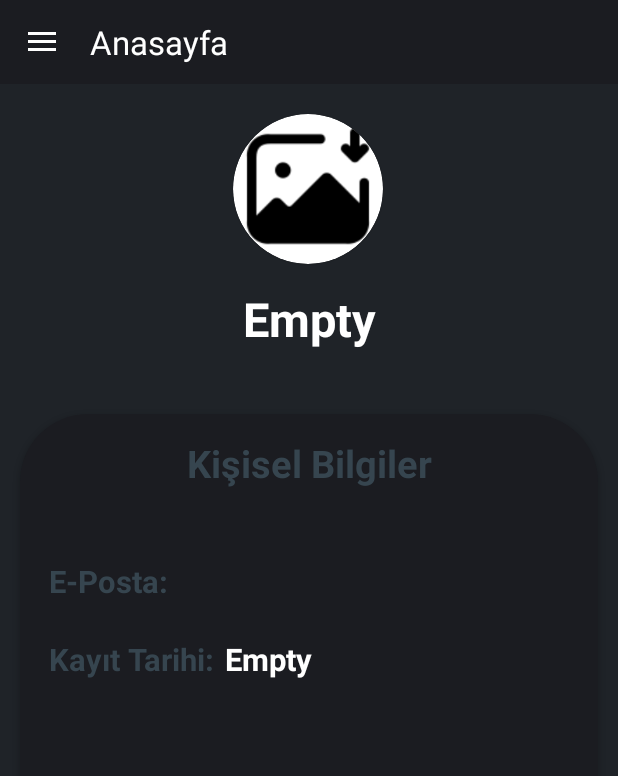
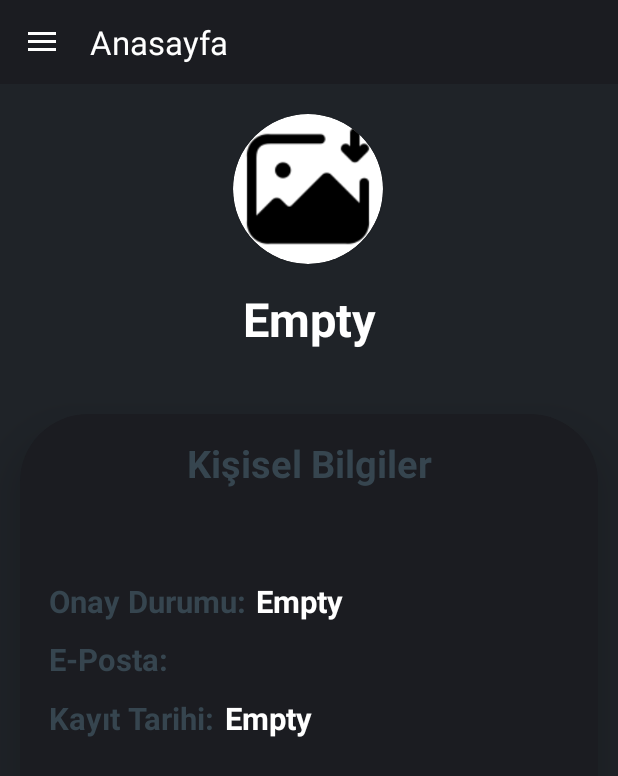
Before and after one commit to NecroEye/TRComics, an Android app: the ProfileFragment screen opened through its navigation route, on a phone screen of 412 x 824 dp. Shown: the top 776 px of the screen. Run offline under Robolectric (Android 15) with nearby library versions, the phone set to English and light mode, and no system bars; our stand-ins replace Firebase (no records; nobody signed in at launch, a user with empty details on screens opened directly), Shimmer, navigation-ui, sdp/ssp sizes; libraries missing offline, so code that uses them is left out: com.denzcoskun.imageslider; pictures from the network do not load; 3 statements that could not run were skipped.

Commit message:
adjust some ui component

```diff
--- a/app/src/main/java/com/muratcangzm/trcomics/fragments/MainFragment.java
+++ b/app/src/main/java/com/muratcangzm/trcomics/fragments/MainFragment.java
@@ -161,6 +161,8 @@ public class MainFragment extends Fragment {
                 "Nsfw",
         };
 
+
+
         cardViewAdapter = new CardViewAdapter(requireContext(), realModel, requireActivity());
 
         binding.recyclerView.setAdapter(cardViewAdapter);
--- a/app/src/main/java/com/muratcangzm/trcomics/fragments/ProfileFragment.java
+++ b/app/src/main/java/com/muratcangzm/trcomics/fragments/ProfileFragment.java
@@ -1,6 +1,7 @@
 package com.muratcangzm.trcomics.fragments;
 
 import android.Manifest;
+import android.annotation.SuppressLint;
 import android.app.Activity;
 import android.content.Intent;
 import android.content.pm.PackageManager;
@@ -20,6 +21,7 @@ import androidx.activity.result.ActivityResultLauncher;
 import androidx.activity.result.contract.ActivityResultContracts;
 import androidx.annotation.NonNull;
 import androidx.annotation.Nullable;
+import androidx.core.content.ContextCompat;
 import androidx.fragment.app.Fragment;
 
 import com.bumptech.glide.Glide;
@@ -82,17 +84,28 @@ public class ProfileFragment extends Fragment {
                 .document(currentUser.getEmail());
 
         docRef.get().addOnCompleteListener(new OnCompleteListener<DocumentSnapshot>() {
+            @SuppressLint("ResourceAsColor")
             @Override
             public void onComplete(@NonNull Task<DocumentSnapshot> task) {
 
-                 if(task.isSuccessful()){
+                if (task.isSuccessful()) {
 
                     String imageUrl = null;
 
-                      for(UserModel user : FetchingWorker.userModel){
+                    for (UserModel user : FetchingWorker.userModel) {
 
-                          if(auth.getCurrentUser().getEmail().matches(user.getEmail())){
+                        if (auth.getCurrentUser().getEmail().matches(user.getEmail())) {
+
                             binding.userName.setText(user.getUsername());
+
+                            binding.verifyHolder.setText(
+                                    auth.getCurrentUser().isEmailVerified() == true ? "Doğrulandı" : "Doğrulanmadı"
+                            );
+
+                            if (auth.getCurrentUser().isEmailVerified())
+                                binding.verifyHolder.setTextColor(ContextCompat.getColor(requireContext(), R.color.green));
+                            else
+                                binding.verifyHolder.setTextColor(ContextCompat.getColor(requireContext(), R.color.rose));
 
                             SimpleDateFormat sdf = new SimpleDateFormat("dd/MM/yyyy", Locale.getDefault());
                             String formattedDate = sdf.format(user.getRegisterDate());
@@ -102,7 +115,7 @@ public class ProfileFragment extends Fragment {
                         }
                     }
 
-                     if(!imageUrl.matches("boş")){
+                    if (!imageUrl.matches("boş")) {
                         try {
 
                             Glide.with(binding.getRoot())
@@ -111,8 +124,7 @@ public class ProfileFragment extends Fragment {
                                     .centerCrop()
                                     .into(binding.profilePic);
 
-                         }
-                         catch (Exception e){
+                        } catch (Exception e) {
                             Log.d("Hata", "onComplete: " + e.getMessage());
                         }
                     }
@@ -162,7 +174,7 @@ public class ProfileFragment extends Fragment {
         super.onViewCreated(view, savedInstanceState);
     }
 
-    private void registrationActivityLaunchers(){
+    private void registrationActivityLaunchers() {
 
         //UUID uuid = UUID.randomUUID();
 
@@ -170,10 +182,10 @@ public class ProfileFragment extends Fragment {
             @Override
             public void onActivityResult(ActivityResult o) {
 
-                if (o.getResultCode() == Activity.RESULT_OK){
+                if (o.getResultCode() == Activity.RESULT_OK) {
 
                     Intent intentFromResult = o.getData();
-                  if(intentFromResult != null){
+                    if (intentFromResult != null) {
 
                         ImageData = intentFromResult.getData();
 
@@ -197,7 +209,6 @@ public class ProfileFragment extends Fragment {
                                         public void onSuccess(Uri uri) {
 
                                             String downloadUrl = uri.toString();
-
 
 
                                             HashMap<String, Object> updateProfilePic = new HashMap<>();
@@ -240,13 +251,12 @@ public class ProfileFragment extends Fragment {
             @Override
             public void onActivityResult(Boolean o) {
 
-                if(o){
+                if (o) {
 
                     Intent intentToGallery = new Intent(Intent.ACTION_PICK, MediaStore.Images.Media.EXTERNAL_CONTENT_URI);
                     activityResultLauncher.launch(intentToGallery);
 
-                }
-                else{
+                } else {
 
                 }
 
--- a/app/src/main/java/com/muratcangzm/trcomics/views/MainActivity.java
+++ b/app/src/main/java/com/muratcangzm/trcomics/views/MainActivity.java
@@ -15,6 +15,7 @@ import androidx.annotation.NonNull;
 import androidx.annotation.Nullable;
 import androidx.appcompat.app.ActionBarDrawerToggle;
 import androidx.appcompat.app.AppCompatActivity;
+import androidx.core.content.ContextCompat;
 import androidx.core.view.GravityCompat;
 import androidx.navigation.NavController;
 import androidx.navigation.NavDestination;
@@ -214,6 +215,15 @@ public class MainActivity extends AppCompatActivity {
             bannerStatusText.setVisibility(View.VISIBLE);
             bannerVerification.setVisibility(View.VISIBLE);
             fetchUserDataFromFirestore();
+
+            if (mAuth.getCurrentUser().isEmailVerified()) {
+                MainActivity.bannerVerification.setText("Onaylı");
+                MainActivity.bannerVerification.setTextColor(ContextCompat.getColor(this, R.color.green));
+            } else {
+                MainActivity.bannerVerification.setText("Onaylanmadı");
+                MainActivity.bannerVerification.setTextColor(ContextCompat.getColor(this, R.color.rose));
+            }
+
         } else {
             updateUIForLoggedOutState();
         }
--- a/app/src/main/res/layout/episode_fragment_layout.xml
+++ b/app/src/main/res/layout/episode_fragment_layout.xml
@@ -16,7 +16,7 @@
         android:layout_marginStart="15dp"
         android:text="@string/episodes"
         android:textColor="@color/white"
-        android:textSize="23sp"
+        android:textSize="24sp"
         android:textStyle="bold"
         tools:ignore="RtlSymmetry" />
 
@@ -25,7 +25,7 @@
         android:id="@+id/episode_recycler"
         android:layout_width="match_parent"
         android:layout_height="500dp"
-        android:layout_marginTop="20dp"
+        android:layout_marginTop="25dp"
         android:padding="1dp"
         app:layoutManager="androidx.recyclerview.widget.LinearLayoutManager" />
 
--- a/app/src/main/res/layout/profile_fragment_layout.xml
+++ b/app/src/main/res/layout/profile_fragment_layout.xml
@@ -1,5 +1,6 @@
 <?xml version="1.0" encoding="utf-8"?>
-<RelativeLayout xmlns:android="http://schemas.android.com/apk/res/android"
+<RelativeLayout
+    xmlns:android="http://schemas.android.com/apk/res/android"
     xmlns:app="http://schemas.android.com/apk/res-auto"
     android:layout_width="match_parent"
     android:layout_height="match_parent"
@@ -14,8 +15,8 @@
         android:layout_marginStart="155dp"
         android:layout_marginTop="20dp"
         android:elevation="9dp"
-        app:rippleColor="@color/aqua"
-        app:cardCornerRadius="50dp">
+        app:cardCornerRadius="50dp"
+        app:rippleColor="@color/aqua">
 
         <ImageView
             android:id="@+id/profilePic"
@@ -49,28 +50,62 @@
         android:layout_marginEnd="@dimen/_10sdp"
         android:layout_marginBottom="@dimen/_20sdp"
         android:backgroundTint="@color/darken"
-        app:cardCornerRadius="45dp">
+        app:cardCornerRadius="45dp"
+        app:cardElevation="20dp">
 
 
         <TextView
             android:layout_width="match_parent"
             android:layout_height="wrap_content"
+            android:layout_margin="15dp"
+            android:ellipsize="end"
+            android:gravity="center"
+            android:maxLines="1"
+            android:padding="0dp"
             android:text="@string/personal_information"
-           android:textColor="@color/charcoal"
+            android:textColor="@color/charcoal"
             android:textSize="25sp"
-            android:gravity="center"
-            android:padding="0dp"
-            android:maxLines="1"
-            android:ellipsize="end"
-            android:layout_margin="15dp"
-            android:textStyle="bold"/>
+            android:textStyle="bold" />
 
 
         <LinearLayout
-            android:layout_width="wrap_content"
+            android:layout_width="match_parent"
             android:layout_height="wrap_content"
             android:layout_marginStart="@dimen/_15sdp"
-            android:layout_marginTop="@dimen/_75sdp"
+            android:layout_marginTop="@dimen/_85sdp"
+            android:orientation="horizontal">
+
+
+            <TextView
+                android:layout_width="wrap_content"
+                android:layout_height="wrap_content"
+                android:lines="1"
+                android:text="@string/verify_circumstance"
+                android:textColor="@color/charcoal"
+                android:textSize="@dimen/_16sdp"
+                android:textStyle="bold" />
+
+            <TextView
+                android:id="@+id/verifyHolder"
+                android:layout_width="match_parent"
+                android:layout_height="wrap_content"
+                android:layout_marginStart="@dimen/_5sdp"
+                android:ellipsize="end"
+                android:gravity="start"
+                android:lines="1"
+                android:padding="0dp"
+                android:text="@string/empty"
+                android:textColor="@color/white"
+                android:textSize="@dimen/_16sdp"
+                android:textStyle="bold" />
+
+        </LinearLayout>
+
+        <LinearLayout
+            android:layout_width="match_parent"
+            android:layout_height="wrap_content"
+            android:layout_marginStart="@dimen/_15sdp"
+            android:layout_marginTop="@dimen/_115sdp"
             android:orientation="horizontal">
 
 
@@ -101,10 +136,10 @@
 
 
         <LinearLayout
-            android:layout_width="wrap_content"
+            android:layout_width="match_parent"
             android:layout_height="wrap_content"
             android:layout_marginStart="@dimen/_15sdp"
-            android:layout_marginTop="@dimen/_115sdp"
+            android:layout_marginTop="@dimen/_145sdp"
             android:orientation="horizontal">
 
             <TextView
--- a/app/src/main/res/values/strings.xml
+++ b/app/src/main/res/values/strings.xml
@@ -11,7 +11,6 @@
     <string name="Home">Anasayfa</string>
     <string name="favs">Favoriler</string>
     <string name="about">Hakkında</string>
-
     <string name="open_nav">Open Navigation Drawer</string>
     <string name="close_nav">Close Navigation Drawer</string>
     <string name="discord">Discord</string>
@@ -36,5 +35,6 @@
     <string name="e_posta">E-Posta:</string>
     <string name="register_date">Kayıt Tarihi:</string>
     <string name="personal_information">Kişisel Bilgiler</string>
-    <string name="episodes">Bölümler</string>
+    <string name="episodes"> <u>Bölümler</u> </string>
+    <string name="verify_circumstance">Onay Durumu:</string>
 </resources>
```
Lines whose indentation alone changed are shown as unchanged.
